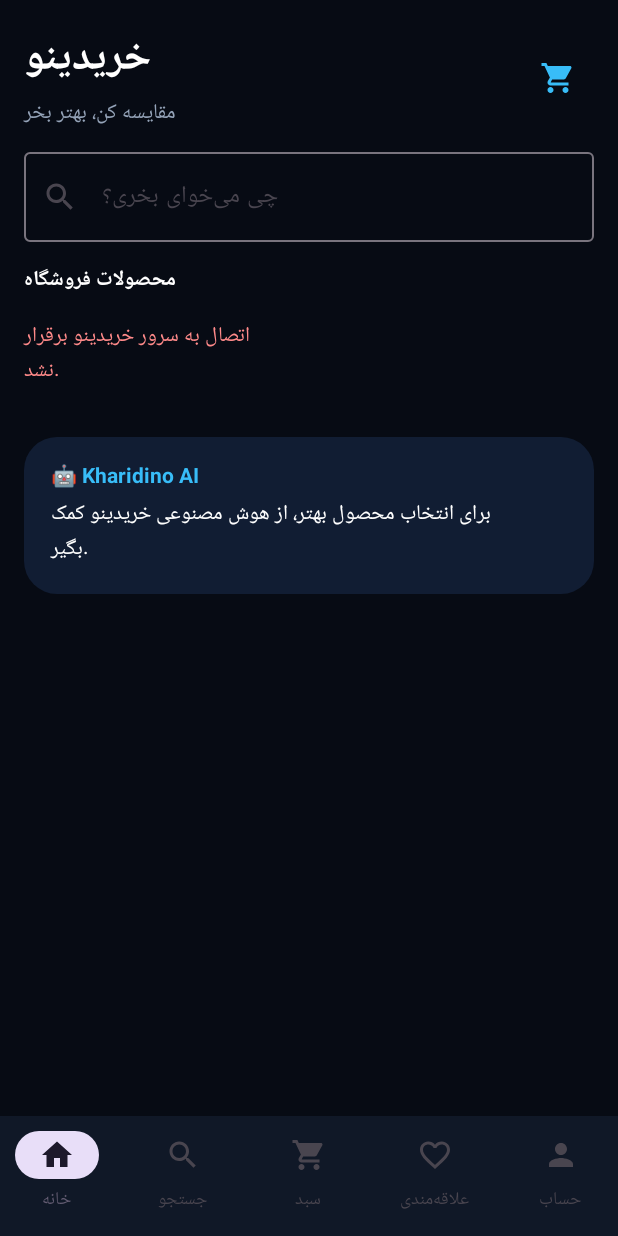
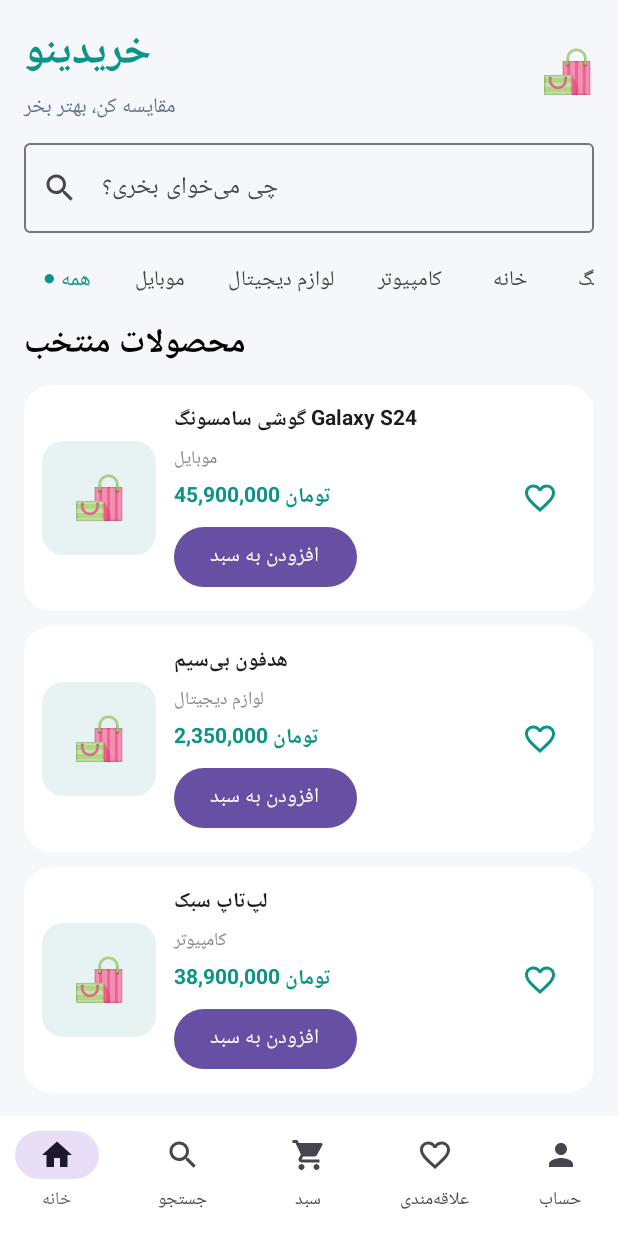
Before and after one commit to amirhoseinmo8imi-hash/kharidino, an Android app built with Jetpack Compose: the screen it shows after launch (MainActivity), on a phone screen of 412 x 824 dp. Run offline under Robolectric (Android 15) with nearby library versions, the phone set to English and light mode, and no system bars.

Commit message:
Implement offline-first Android marketplace UI with local cart and favorites

```diff
--- a/mobile_app/android/app/src/main/java/com/kharidino/app/MainActivity.kt
+++ b/mobile_app/android/app/src/main/java/com/kharidino/app/MainActivity.kt
@@ -1,140 +1,72 @@
 package com.kharidino.app
-
+import android.content.Context
 import android.os.Bundle
 import androidx.activity.ComponentActivity
 import androidx.activity.compose.setContent
 import androidx.compose.foundation.background
-import androidx.compose.foundation.layout.Arrangement
-import androidx.compose.foundation.layout.Column
-import androidx.compose.foundation.layout.Row
-import androidx.compose.foundation.layout.Spacer
-import androidx.compose.foundation.layout.fillMaxSize
-import androidx.compose.foundation.layout.fillMaxWidth
-import androidx.compose.foundation.layout.height
-import androidx.compose.foundation.layout.padding
-import androidx.compose.foundation.layout.size
+import androidx.compose.foundation.layout.*
+import androidx.compose.foundation.lazy.LazyColumn
 import androidx.compose.foundation.lazy.LazyRow
 import androidx.compose.foundation.lazy.items
 import androidx.compose.foundation.shape.RoundedCornerShape
 import androidx.compose.material.icons.Icons
+import androidx.compose.material.icons.filled.Favorite
 import androidx.compose.material.icons.filled.FavoriteBorder
 import androidx.compose.material.icons.filled.Home
 import androidx.compose.material.icons.filled.Person
 import androidx.compose.material.icons.filled.Search
 import androidx.compose.material.icons.filled.ShoppingCart
-import androidx.compose.material3.Card
-import androidx.compose.material3.CardDefaults
-import androidx.compose.material3.CircularProgressIndicator
-import androidx.compose.material3.Icon
-import androidx.compose.material3.IconButton
-import androidx.compose.material3.MaterialTheme
-import androidx.compose.material3.NavigationBar
-import androidx.compose.material3.NavigationBarItem
-import androidx.compose.material3.OutlinedTextField
-import androidx.compose.material3.Scaffold
-import androidx.compose.material3.Text
-import androidx.compose.material3.TextButton
-import androidx.compose.runtime.Composable
-import androidx.compose.runtime.LaunchedEffect
-import androidx.compose.runtime.getValue
-import androidx.compose.runtime.mutableIntStateOf
-import androidx.compose.runtime.mutableStateOf
-import androidx.compose.runtime.remember
-import androidx.compose.runtime.setValue
+import androidx.compose.material3.*
+import androidx.compose.runtime.*
 import androidx.compose.ui.Alignment
 import androidx.compose.ui.Modifier
 import androidx.compose.ui.graphics.Color
 import androidx.compose.ui.text.font.FontWeight
 import androidx.compose.ui.unit.dp
-import com.kharidino.app.api.ApiClient
 import com.kharidino.app.api.Product
 
 class MainActivity : ComponentActivity() {
-    override fun onCreate(savedInstanceState: Bundle?) {
-        super.onCreate(savedInstanceState)
-        setContent { KharidinoApp() }
-    }
+ override fun onCreate(savedInstanceState: Bundle?) { super.onCreate(savedInstanceState); setContent { KharidinoOfflineApp(applicationContext) } }
 }
-
-private val Background = Color(0xFF070B14)
-private val Surface = Color(0xFF101827)
-private val Primary = Color(0xFF38BDF8)
-
-@Composable
-fun KharidinoApp() {
-    var selected by remember { mutableIntStateOf(0) }
-    Scaffold(
-        containerColor = Background,
-        bottomBar = {
-            NavigationBar(containerColor = Surface) {
-                val labels = listOf("خانه", "جستجو", "سبد", "علاقه‌مندی", "حساب")
-                val icons = listOf(Icons.Default.Home, Icons.Default.Search, Icons.Default.ShoppingCart, Icons.Default.FavoriteBorder, Icons.Default.Person)
-                labels.forEachIndexed { index, label ->
-                    NavigationBarItem(selected = selected == index, onClick = { selected = index }, icon = { Icon(icons[index], label) }, label = { Text(label) })
-                }
-            }
-        }
-    ) { padding -> HomeScreen(Modifier.padding(padding)) }
+private val Background=Color(0xFFF5F7FB); private val SurfaceColor=Color.White; private val Primary=Color(0xFF0D9488)
+private val categories=listOf("همه","موبایل","لوازم دیجیتال","کامپیوتر","خانه","گیمینگ")
+private val demoProducts=listOf(
+ Product(1,"گوشی سامسونگ Galaxy S24","نمونه محصول محلی خریدینو",45900000,category="موبایل"),
+ Product(2,"هدفون بی‌سیم","هدفون بی‌سیم با کیفیت صدا",2350000,category="لوازم دیجیتال"),
+ Product(3,"لپ‌تاپ سبک","مناسب کار و استفاده روزانه",38900000,category="کامپیوتر"),
+ Product(4,"کنسول بازی","کنسول بازی نسل جدید",32500000,category="گیمینگ"),
+ Product(5,"ساعت هوشمند","ساعت هوشمند با امکانات روز",4800000,category="لوازم دیجیتال"),
+ Product(6,"اسپیکر بلوتوث","اسپیکر قابل حمل",1650000,category="لوازم دیجیتال"),
+ Product(7,"چراغ مطالعه","چراغ مطالعه رومیزی",950000,category="خانه"),
+ Product(8,"کیبورد مکانیکی","کیبورد مناسب بازی و تایپ",3200000,category="گیمینگ"))
+private fun money(v:Long)="%,d".format(v)+" تومان"
+@Composable fun KharidinoOfflineApp(context:Context){
+ val prefs=remember{context.getSharedPreferences("kharidino_local",Context.MODE_PRIVATE)}
+ var tab by remember{mutableIntStateOf(0)}; var search by remember{mutableStateOf("")}; var category by remember{mutableStateOf("همه")}
+ var cart by remember{mutableStateOf(prefs.getStringSet("cart",emptySet())?.toSet()?:emptySet())}; var favorites by remember{mutableStateOf(prefs.getStringSet("favorites",emptySet())?.toSet()?:emptySet())}
+ fun save(k:String,v:Set<String>){prefs.edit().putStringSet(k,v.toSet()).apply()}
+ fun flip(s:Set<String>,id:String)=if(id in s)s-id else s+id
+ val filtered=demoProducts.filter{(category=="همه"||it.category==category)&&(search.isBlank()||it.name.contains(search,true)||it.category.contains(search,true))}
+ Scaffold(containerColor=Background,bottomBar={NavigationBar(containerColor=SurfaceColor){val labels=listOf("خانه","جستجو","سبد","علاقه‌مندی","حساب");val icons=listOf(Icons.Default.Home,Icons.Default.Search,Icons.Default.ShoppingCart,Icons.Default.FavoriteBorder,Icons.Default.Person);labels.forEachIndexed{i,l->NavigationBarItem(selected=tab==i,onClick={tab=i},icon={Icon(icons[i],contentDescription=l)},label={Text(l)})}}}){padding->
+ Column(Modifier.fillMaxSize().padding(padding).padding(horizontal=16.dp,vertical=12.dp)){
+ Row(verticalAlignment=Alignment.CenterVertically,modifier=Modifier.fillMaxWidth()){Column(Modifier.weight(1f)){Text("خریدینو",color=Primary,style=MaterialTheme.typography.headlineMedium,fontWeight=FontWeight.Bold);Text("مقایسه کن، بهتر بخر",color=Color(0xFF64748B))};Text("🛍️",style=MaterialTheme.typography.headlineMedium)}
+ Spacer(Modifier.height(12.dp))
+ when(tab){
+ 0,1->{OutlinedTextField(search,{search=it},modifier=Modifier.fillMaxWidth(),singleLine=true,placeholder={Text("چی می‌خوای بخری؟")},leadingIcon={Icon(Icons.Default.Search,contentDescription="جستجو")});Spacer(Modifier.height(8.dp))
+ LazyRow(horizontalArrangement=Arrangement.spacedBy(4.dp)){items(categories){c->TextButton(onClick={category=c}){Text(if(category==c)"● $c" else c,color=if(category==c)Primary else Color.DarkGray)}}}
+ Text(if(tab==1)"جستجوی محصولات (محلی)" else "محصولات منتخب",fontWeight=FontWeight.Bold,style=MaterialTheme.typography.titleLarge);Spacer(Modifier.height(8.dp))
+ LazyColumn(verticalArrangement=Arrangement.spacedBy(10.dp)){items(filtered){p->ProductRow(p,p.id.toString() in cart,p.id.toString() in favorites,{cart=flip(cart,p.id.toString());save("cart",cart)},{favorites=flip(favorites,p.id.toString());save("favorites",favorites)})}}
+ }
+ 2->{Text("سبد خرید محلی",style=MaterialTheme.typography.titleLarge,fontWeight=FontWeight.Bold);val inCart=demoProducts.filter{it.id.toString() in cart};if(inCart.isEmpty())Text("سبد خریدت خالی است. محصولات را اضافه کن.") else {LazyColumn(verticalArrangement=Arrangement.spacedBy(10.dp)){items(inCart){p->ProductRow(p,true,p.id.toString() in favorites,{cart=flip(cart,p.id.toString());save("cart",cart)},{favorites=flip(favorites,p.id.toString());save("favorites",favorites)})}};Spacer(Modifier.height(8.dp));Text("جمع تقریبی: "+money(inCart.sumOf{it.price}),fontWeight=FontWeight.Bold,color=Primary);Text("سبد روی گوشی ذخیره می‌شود؛ ثبت سفارش آنلاین در آینده.")}}
+ 3->{Text("علاقه‌مندی‌های محلی",style=MaterialTheme.typography.titleLarge,fontWeight=FontWeight.Bold);val fav=demoProducts.filter{it.id.toString() in favorites};if(fav.isEmpty())Text("هنوز محصولی ذخیره نکرده‌ای.");LazyColumn(verticalArrangement=Arrangement.spacedBy(10.dp)){items(fav){p->ProductRow(p,p.id.toString() in cart,true,{cart=flip(cart,p.id.toString());save("cart",cart)},{favorites=flip(favorites,p.id.toString());save("favorites",favorites)})}}}
+ else->{Text("حساب کاربری",style=MaterialTheme.typography.titleLarge,fontWeight=FontWeight.Bold);Spacer(Modifier.height(12.dp));Card(colors=CardDefaults.cardColors(containerColor=SurfaceColor)){Column(Modifier.padding(16.dp)){Text("نسخه مستقل خریدینو");Text("سبد خرید: ${cart.size} محصول");Text("علاقه‌مندی: ${favorites.size} محصول");Text("وضعیت: آفلاین");Text("اطلاعات اولیه روی دستگاه ذخیره می‌شود.")}}}
+ }
+ }}
 }
-
-@Composable
-private fun HomeScreen(modifier: Modifier = Modifier) {
-    var products by remember { mutableStateOf<List<Product>>(emptyList()) }
-    var loading by remember { mutableStateOf(true) }
-    var error by remember { mutableStateOf<String?>(null) }
-    var search by remember { mutableStateOf("") }
-
-    LaunchedEffect(Unit) {
-        try {
-            products = ApiClient.service.products(limit = 20).items
-            error = null
-        } catch (e: Exception) {
-            error = "اتصال به سرور خریدینو برقرار نشد."
-        } finally {
-            loading = false
-        }
-    }
-
-    Column(modifier.fillMaxSize().background(Background).padding(16.dp), verticalArrangement = Arrangement.spacedBy(14.dp)) {
-        Row(verticalAlignment = Alignment.CenterVertically, modifier = Modifier.fillMaxWidth()) {
-            Column(modifier = Modifier.weight(1f)) {
-                Text("خریدینو", color = Color.White, style = MaterialTheme.typography.headlineMedium, fontWeight = FontWeight.Bold)
-                Text("مقایسه کن، بهتر بخر", color = Color(0xFF94A3B8))
-            }
-            IconButton(onClick = {}) { Icon(Icons.Default.ShoppingCart, "سبد خرید", tint = Primary) }
-        }
-
-        OutlinedTextField(value = search, onValueChange = { search = it }, modifier = Modifier.fillMaxWidth(), singleLine = true, placeholder = { Text("چی می‌خوای بخری؟") }, leadingIcon = { Icon(Icons.Default.Search, "جستجو") })
-
-        Text("محصولات فروشگاه", color = Color.White, fontWeight = FontWeight.Bold)
-        when {
-            loading -> CircularProgressIndicator(color = Primary, modifier = Modifier.align(Alignment.CenterHorizontally))
-            error != null -> Text(error!!, color = Color(0xFFFF8A8A))
-            else -> {
-                val shown = products.filter { it.name.contains(search, ignoreCase = true) }
-                LazyRow(horizontalArrangement = Arrangement.spacedBy(12.dp)) { items(shown) { ProductCard(it) } }
-            }
-        }
-
-        Spacer(Modifier.height(4.dp))
-        Card(shape = RoundedCornerShape(22.dp), colors = CardDefaults.cardColors(containerColor = Color(0xFF111D33)), modifier = Modifier.fillMaxWidth()) {
-            Column(Modifier.padding(18.dp)) {
-                Text("🤖 Kharidino AI", color = Primary, fontWeight = FontWeight.Bold)
-                Text("برای انتخاب محصول بهتر، از هوش مصنوعی خریدینو کمک بگیر.", color = Color.White, modifier = Modifier.padding(top = 6.dp))
-            }
-        }
-    }
+@Composable private fun ProductRow(p:Product,inCart:Boolean,favorite:Boolean,onCart:()->Unit,onFavorite:()->Unit){
+ Card(colors=CardDefaults.cardColors(containerColor=SurfaceColor),shape=RoundedCornerShape(18.dp),modifier=Modifier.fillMaxWidth()){Row(Modifier.padding(12.dp),verticalAlignment=Alignment.CenterVertically){
+ Column(Modifier.size(76.dp).background(Color(0xFFE7F3F2),RoundedCornerShape(14.dp)),horizontalAlignment=Alignment.CenterHorizontally,verticalArrangement=Arrangement.Center){Text("🛍️",style=MaterialTheme.typography.headlineMedium)}
+ Spacer(Modifier.width(12.dp));Column(Modifier.weight(1f),verticalArrangement=Arrangement.spacedBy(4.dp)){Text(p.name,fontWeight=FontWeight.Bold);Text(p.category,color=Color.Gray,style=MaterialTheme.typography.bodySmall);Text(money(p.price),color=Primary,fontWeight=FontWeight.Bold);Button(onClick=onCart){Text(if(inCart)"حذف از سبد" else "افزودن به سبد")}}
+ IconButton(onClick=onFavorite){Icon(if(favorite)Icons.Default.Favorite else Icons.Default.FavoriteBorder,contentDescription="علاقه‌مندی",tint=if(favorite)Color.Red else Primary)}
+ }}
 }
-
-@Composable
-private fun ProductCard(product: Product) {
-    Card(modifier = Modifier.size(width = 190.dp, height = 220.dp), shape = RoundedCornerShape(22.dp), colors = CardDefaults.cardColors(containerColor = Surface)) {
-        Column(Modifier.padding(14.dp), verticalArrangement = Arrangement.spacedBy(8.dp)) {
-            Column(Modifier.fillMaxWidth().height(115.dp).background(Color(0xFF172235), RoundedCornerShape(16.dp)), horizontalAlignment = Alignment.CenterHorizontally, verticalArrangement = Arrangement.Center) {
-                Icon(Icons.Default.ShoppingCart, null, tint = Primary, modifier = Modifier.size(48.dp))
-            }
-            Text(product.name, color = Color.White, fontWeight = FontWeight.Bold, maxLines = 2)
-            Text("${product.price} تومان", color = Primary, fontWeight = FontWeight.Bold)
-        }
-    }
-}
```
